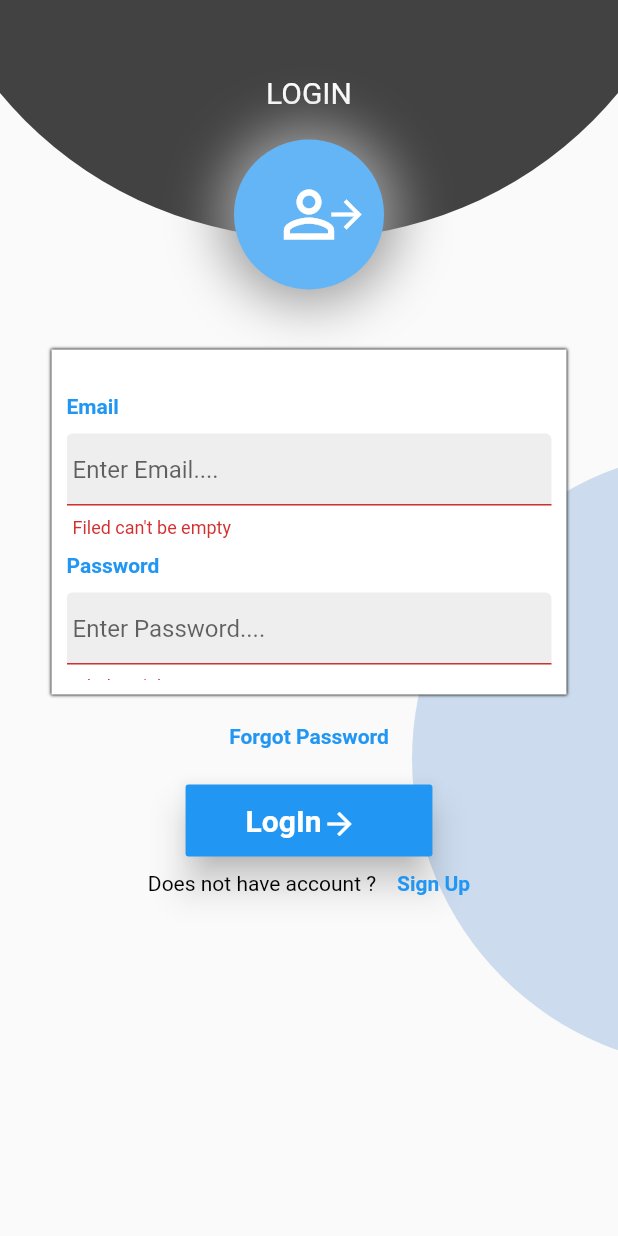
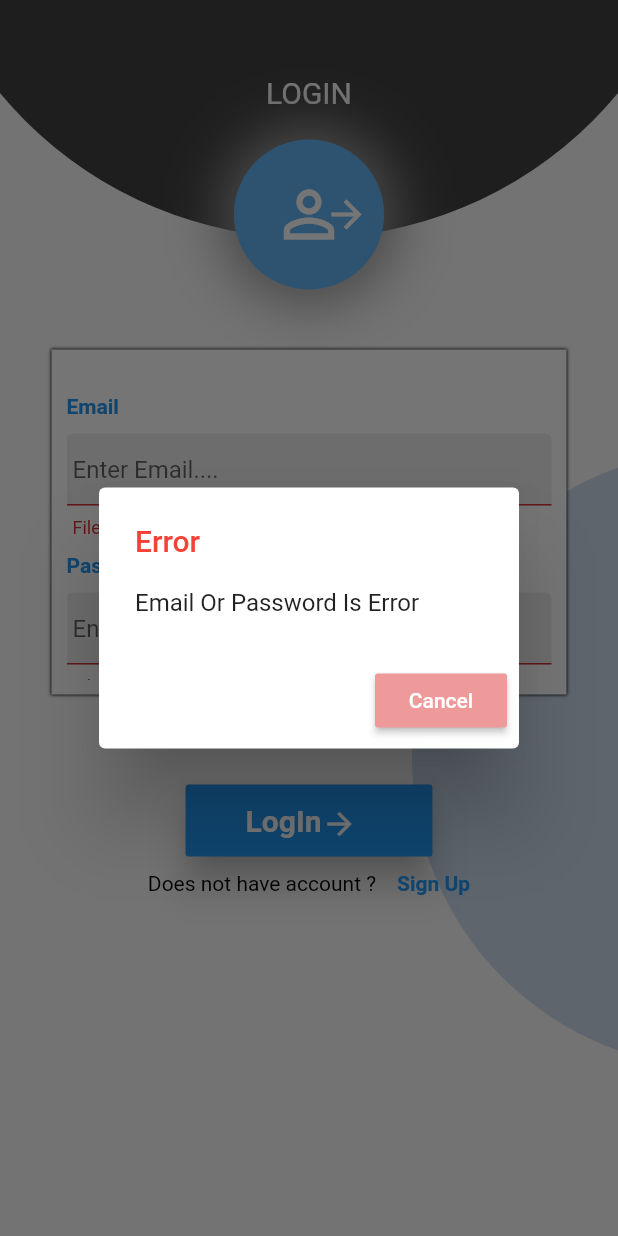
Before and after one commit to A-Alii/Medical-Analysis-Reader, a Flutter app: the LogIn screen opened directly, after a tap on "LogIn", on a phone screen of 412 x 824 dp. Run offline on Flutter 3.47's test engine with Material 2 defaults, Android fonts, the phone set to English and light mode, and no system bars; our stand-ins replace curved_navigation_bar, image_cropper, image_picker.

Commit message:
update login page

```diff
--- a/lib/Pages/login.dart
+++ b/lib/Pages/login.dart
@@ -82,24 +82,71 @@ class _LogInState extends State<LogIn> {
     var formdata = formstatesignin.currentState;
     if (formdata.validate()) {
       formdata.save();
-      var data = {"email" : email.text, "password" : password.text};
-      var url = "http://10.0.2.2:8080/medical/login.php";
+      var data = {"User_Email" : email.text, "User_Password" : password.text};
+      var url = "http://10.0.2.2/analysis/login.php";
       var response = await http.post(url, body: data);
       var responcebody = jsonDecode(response.body);
       if(responcebody['status'] == 'success'){
-        print(responcebody['UserName']);
+        showDialog(context: context,
+      builder: (context) => AlertDialog(
+        title: Text('Error'),
+        content: Text('login Successfully'),
+        actions: [
+          RaisedButton(color: Colors.blue , onPressed: (){
+            Navigator.pop(context);
+          }, child: Text('Cancel'),)
+        ],
+      ),
+      );
       }
     } else {
-      print("not valid");
+      showDialog(context: context,
+      builder: (context) => AlertDialog(
+        title: Text('Error', style: TextStyle(color: Colors.red),),
+        content: Text('Email Or Password Is Error'),
+        actions: [
+          RaisedButton(color: Colors.red[200] , onPressed: (){
+            Navigator.pop(context);
+          }, child: Text('Cancel', style: TextStyle(color: Colors.white),),)
+        ],
+      ),
+      );
     }
   }
 
-  signup() {
+  signup() async{
     var formdata = formstatesignup.currentState;
     if (formdata.validate()) {
-      print("valid");
+      formdata.save();
+      var data = {"User_Email" : email.text, "User_Password" : password.text, "User_Name" : username.text};
+      var url = "http://10.0.2.2/analysis/signup.php";
+      var response = await http.post(url, body: data);
+      var responcebody = jsonDecode(response.body);
+      if(responcebody['status'] == 'success'){
+        showDialog(context: context,
+      builder: (context) => AlertDialog(
+        title: Text('success'),
+        content: Text('signup Successfully'),
+        actions: [
+          RaisedButton(color: Colors.blue , onPressed: (){
+            Navigator.pop(context);
+          }, child: Text('Cancel'),)
+        ],
+      ),
+      );
+      }
     } else {
-      print("not valid");
+      showDialog(context: context,
+      builder: (context) => AlertDialog(
+        title: Text('Error', style: TextStyle(color: Colors.red),),
+        content: Text('this email alredy exisit'),
+        actions: [
+          RaisedButton(color: Colors.red[200] , onPressed: (){
+            Navigator.pop(context);
+          }, child: Text('Cancel', style: TextStyle(color: Colors.white),),)
+        ],
+      ),
+      );
     }
   }
 
```
